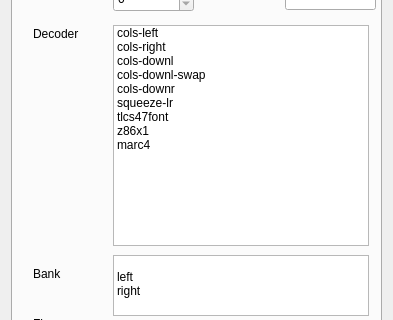
First picture: the form in romdecodedialog.ui, repository travisgoodspeed/maskromtool, before the edit; both pictures show x 0 to 393 and y 122 to 442 of the 393 by 553 pixel window.
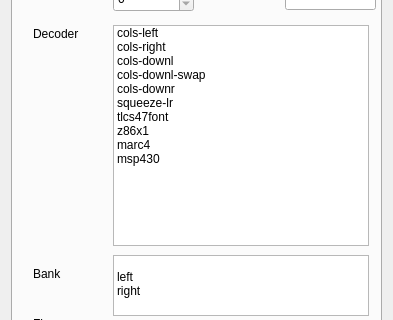
Second picture: the form after the edit.

What changed in the file:
```diff
--- a/romdecodedialog.ui
+++ b/romdecodedialog.ui
@@ -158,6 +158,11 @@
          <string>marc4</string>
         </property>
        </item>
+       <item>
+        <property name="text">
+         <string>msp430</string>
+        </property>
+       </item>
       </widget>
       <widget class="QCheckBox" name="checkZorrom">
        <property name="geometry">
```
